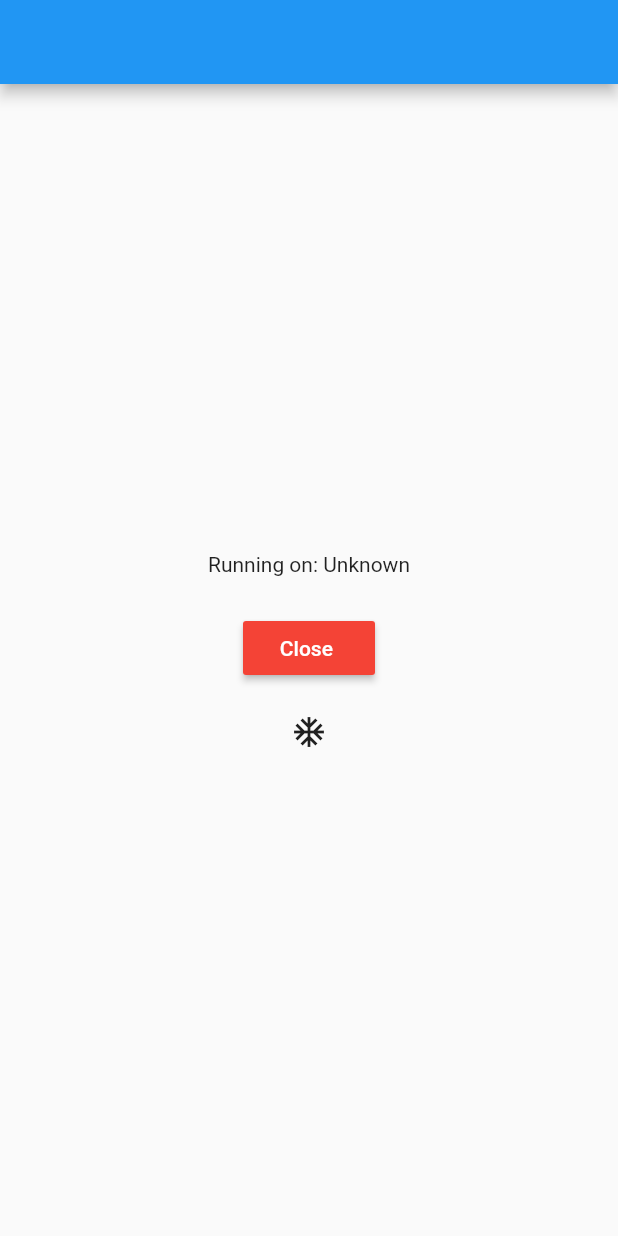
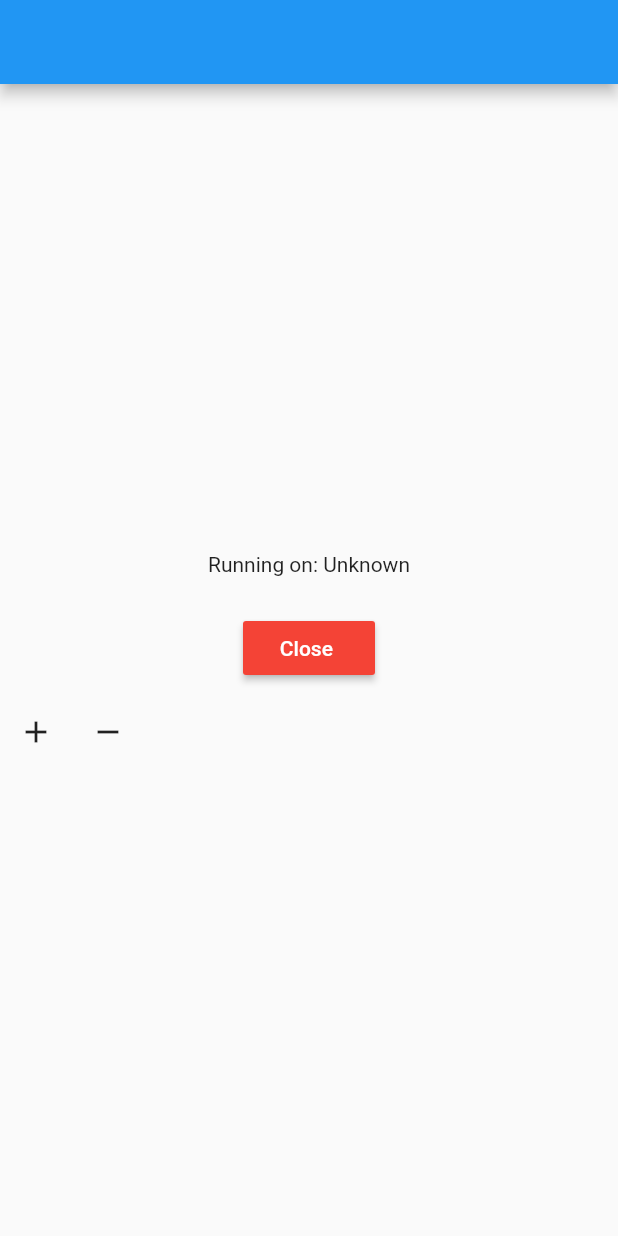
Before and after one commit to JoseFrancisco93/systemAlertTest, a Flutter app: the screen it shows after launch, after a tap on "Show", on a phone screen of 412 x 824 dp. Run offline on Flutter 3.47's test engine with Material 2 defaults, Android fonts, the phone set to English and light mode, and no system bars; missing offline and left inert: system_alert_window, system_window_overlay.

Commit message:
new changes

```diff
--- a/lib/main.dart
+++ b/lib/main.dart
@@ -1,9 +1,11 @@
+import 'dart:io';
 import 'dart:isolate';
 
 import 'package:flutter/material.dart';
 import 'package:flutter/services.dart';
 import 'package:flutter_application_1/isolated_manager.dart';
 import 'package:system_alert_window/system_alert_window.dart';
+import 'package:system_window_overlay/system_window_overlay.dart';
 
 void main() {
   runApp(const MyApp());
@@ -21,6 +23,23 @@ class MyApp extends StatelessWidget {
       ),
       home: const MyHomePage(),
     );
+  }
+}
+
+class SystemAlertWindowIOS {
+  static const MethodChannel _channel = MethodChannel('system_alert_window');
+
+  static Future<String> getPlatformVersion() async {
+    final String version = await _channel.invokeMethod('getPlatformVersion');
+    return version;
+  }
+
+  static Future<void> showSystemWindow(String userName) async {
+    await _channel.invokeMethod('showSystemWindow', {'userName': userName});
+  }
+
+  static Future<void> closeSystemWindow() async {
+    await _channel.invokeMethod('closeSystemWindow');
   }
 }
 
@@ -81,9 +100,11 @@ class __pipButtonState extends State<_pipButton> {
   @override
   void initState() {
     super.initState();
+    if (Platform.isAndroid) {
       _initPlatformState();
       _requestPermissions();
       initOverlayView();
+    }
   }
 
   // Platform messages are asynchronous, so we initialize in an async method.
@@ -161,7 +182,7 @@ class __pipButtonState extends State<_pipButton> {
 
   Future<void> _showOverlayWindow() async {
     if (!_isShowingWindow) {
-      SystemAlertWindow.showSystemWindow(
+      SystemAlertWindow.showSystemWindowVEs(
           userName: 'Jose francisco vasquez',
           height: 82,
           width: 150,
@@ -206,28 +227,26 @@ class __pipButtonState extends State<_pipButton> {
               child: !_isShowingWindow ? Text("Show") : Text("Close "),
             ),
           ),
+          Row(
+            children: [
               IconButton(
                 onPressed: () {
-              showAlert('Hola desde Flutter');
+                  SystemAlertWindowIOS.showSystemWindow('Jose');
                 },
-            icon: Icon(
-              Icons.ac_unit,
+                icon: const Icon(
+                  Icons.add,
                 ),
               ),
-          // Padding(
-          //   padding: const EdgeInsets.symmetric(vertical: 8.0),
-          //   child: MaterialButton(
-          //     onPressed: () {
-          //       setState(() {
-          //         _isMicOn = !_isMicOn;
-          //       });
-          //     },
-          //     textColor: Colors.white,
-          //     color: !_isMicOn ? Colors.green : Colors.red,
-          //     padding: const EdgeInsets.all(8.0),
-          //     child: !_isMicOn ? Text("Encendido") : Text("Apagado"),
-          //   ),
-          // ),
+              IconButton(
+                onPressed: () {
+                  SystemAlertWindowIOS.closeSystemWindow();
+                },
+                icon: const Icon(
+                  Icons.remove,
+                ),
+              ),
+            ],
+          ),
         ],
       ),
     );
--- a/pubspec.yaml
+++ b/pubspec.yaml
@@ -41,9 +41,9 @@ dependencies:
       url: https://github.com/JoseFrancisco93/SystemAlertWindow
       ref: ios_test
 
-  plugin_name:
+  system_window_overlay:
     git:
-      url: https://github.com/JoseFrancisco93/ios_test.git
+      url: https://github.com/JoseFrancisco93/system_window_overlay
 
 dev_dependencies:
   flutter_test:
```
Also changed, not shown: pubspec.lock. Lines whose indentation alone changed are shown as unchanged.
